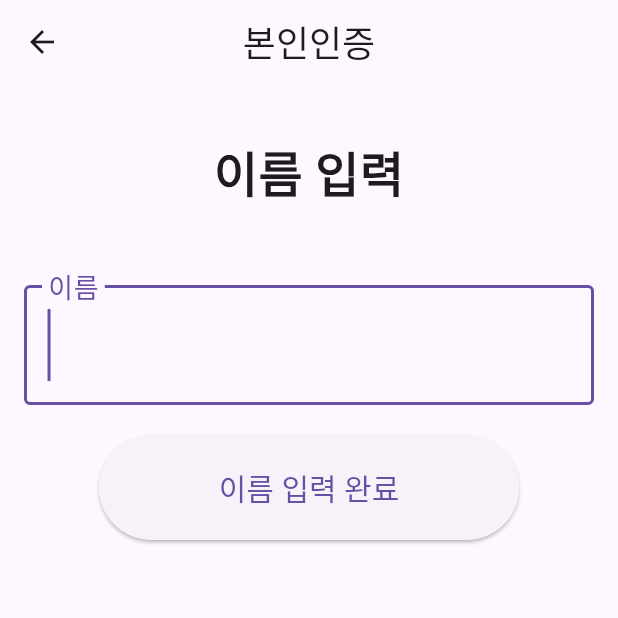
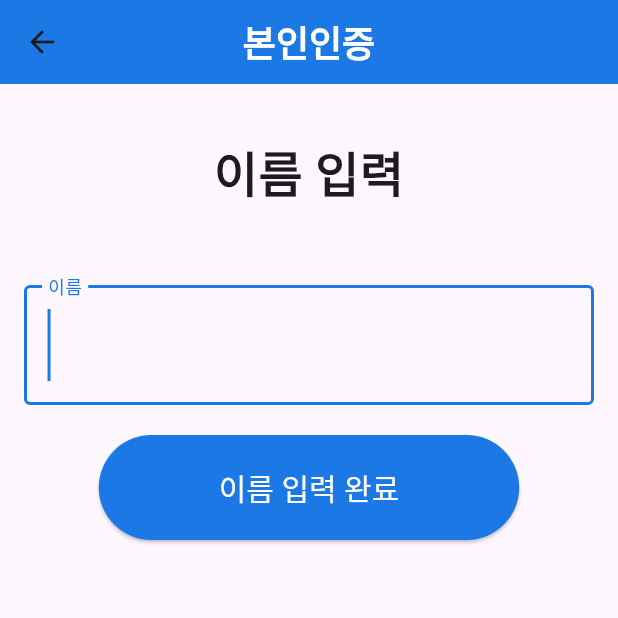
Before and after one commit to PurpleBananass/NMNY, a Flutter app: the screen it shows after launch, after a tap on "어르신", on a phone screen of 412 x 824 dp, the top half of it. Run offline on Flutter 3.47's test engine with Material 3 defaults, Android fonts, the light colour scheme and no system bars; network calls fail.

Commit message:
feat: Update input field styles and sizes for better accessibility

```diff
--- a/lib/main.dart
+++ b/lib/main.dart
@@ -13,7 +13,25 @@ class MyApp extends StatelessWidget {
     return MaterialApp(
       title: 'User Selection',
       theme: ThemeData(
-        primarySwatch: Colors.blue,
+        appBarTheme: AppBarTheme(
+          backgroundColor: Color(0xff1c78e5),
+        ),
+        inputDecorationTheme: InputDecorationTheme(
+          // enabledBorder: OutlineInputBorder(
+          //   borderSide: BorderSide(color: Colors.blue, width: 2.0),
+          // ), // 활성화된 상태에서의 테두리 색상과 두께
+          focusedBorder: OutlineInputBorder(
+            borderSide: BorderSide(color: Color(0xff1c78e5), width: 2.0),
+          ), // 포커스된 상태에서의 테두리 색상과 두께
+          hintStyle: TextStyle(color: Colors.grey), // 힌트 텍스트 스타일
+          labelStyle: TextStyle(color: Color(0xff1c78e5)), // 라벨 텍스트 스타일
+          floatingLabelStyle: TextStyle(color: Color(0xff1c78e5)), // 라벨이 위로 올라갔을 때의 텍스트 스타일
+        ),
+        textSelectionTheme: TextSelectionThemeData(
+          cursorColor: Color(0xff1c78e5), // 텍스트 커서 색상
+          selectionColor: Color(0xff1c78e5), // 텍스트 선택 색상
+          selectionHandleColor: Color(0xff1c78e5), // 텍스트 선택 핸들 색상
+        ),
       ),
       home: UserSelectionPage(),
       routes: {
@@ -53,14 +71,14 @@ class UserSelectionPage extends StatelessWidget {
             SizedBox(height: 10),
             _buildButton(context, '의료진', Colors.green, buttonPadding, buttonTextSize),
             SizedBox(height: 10),
-            _buildButton(context, '어르신', Colors.blue, buttonPadding * 2, buttonTextSize * 1.2, large: true, route: '/elder'),
+            _buildButton(context, '어르신', Colors.blue, buttonPadding * 2, buttonTextSize * 1.2, large: true, route: '/elder', textColor: Colors.white),
           ],
         ),
       ),
     );
   }
 
-  Widget _buildButton(BuildContext context, String text, Color color, double padding, double textSize, {bool large = false, String? route}) {
+  Widget _buildButton(BuildContext context, String text, Color color, double padding, double textSize, {bool large = false, String? route, Color textColor = Colors.black}) {
     var screenWidth = MediaQuery.of(context).size.width;
     return SizedBox(
       width: screenWidth * 0.8, // 버튼 너비 고정
@@ -71,9 +89,10 @@ class UserSelectionPage extends StatelessWidget {
           }
         },
         style: ElevatedButton.styleFrom(
+          foregroundColor: textColor,
           backgroundColor: color,
           padding: EdgeInsets.all(padding),
-          textStyle: TextStyle(fontSize: textSize, fontWeight: large ? FontWeight.bold : FontWeight.normal),
+          textStyle: TextStyle(fontSize: textSize, fontWeight: large ? FontWeight.bold : FontWeight.normal, color: Colors.black),
           shape: RoundedRectangleBorder(
             borderRadius: BorderRadius.circular(10),
           ),
--- a/lib/screens/elder_page.dart
+++ b/lib/screens/elder_page.dart
@@ -244,7 +244,7 @@ class _ElderPageState extends State<ElderPage> {
       appBar: AppBar(
         title: Text(
           "본인인증",
-          style: TextStyle(fontSize: 24),
+          style: TextStyle(fontSize: 24, color: Colors.white, fontWeight: FontWeight.bold),
         ),
         centerTitle: true,
       ),
@@ -303,6 +303,8 @@ class _ElderPageState extends State<ElderPage> {
                   style: ElevatedButton.styleFrom(
                     padding: inputPadding,
                     textStyle: buttonTextStyle,
+                    foregroundColor: Colors.white,
+                    backgroundColor: Color(0xff1c78e5),
                   ),
                   child: Text('이름 입력 완료'),
                 ),
```
